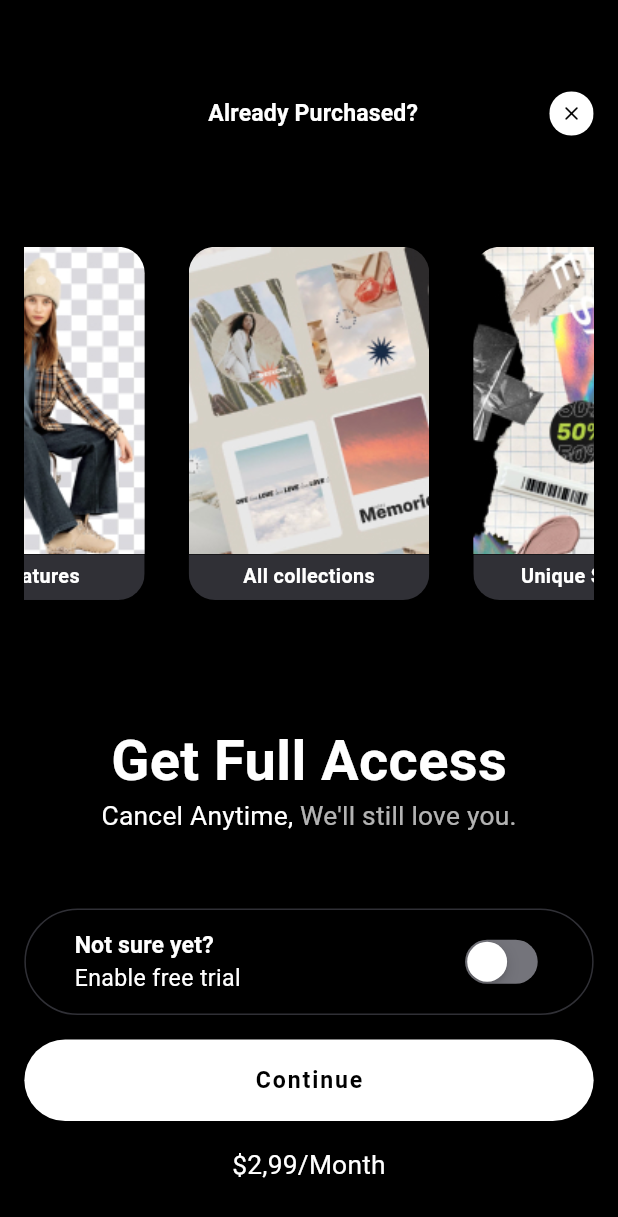
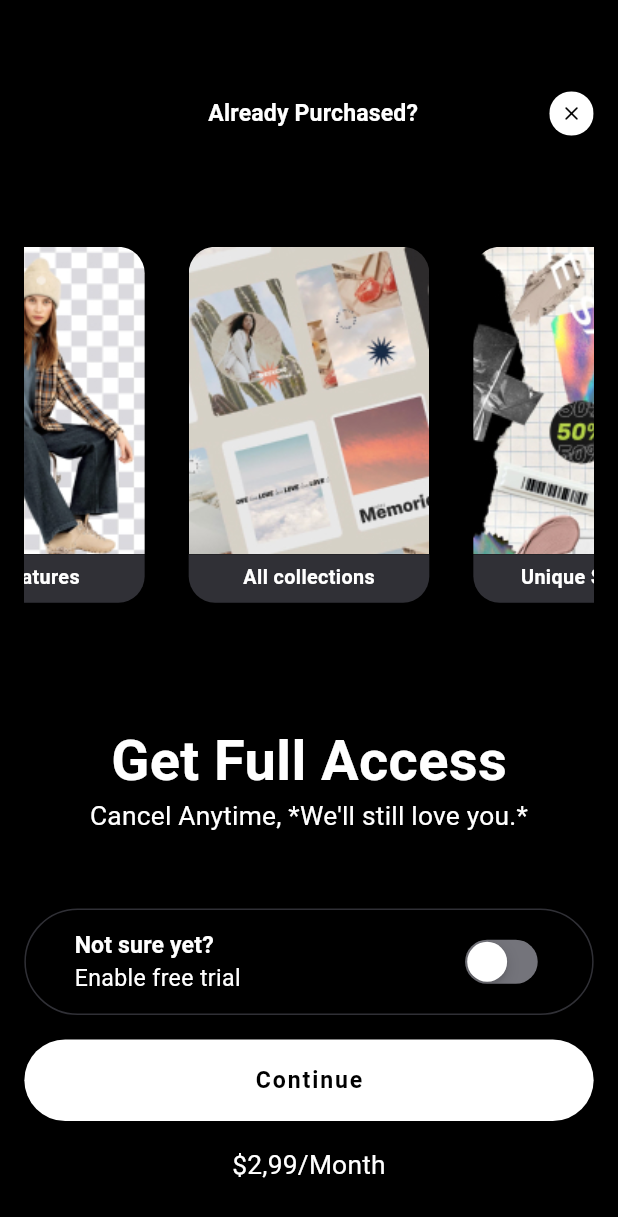
Before and after one commit to FrogMustang/flutter_demo_apps, a Flutter app: the screen it shows after launch, after a tap on "Clay", on a phone screen of 412 x 824 dp. Shown: the top 1217 px of the screen. Run offline on Flutter 3.47's test engine with Material 3 defaults, Android fonts, the phone set to English and light mode, and no system bars; drawn by our look-alikes of auto_size_text, carousel_slider, easy_rich_text; our stand-ins replace cached_network_image, equatable, flutter_screenutil, flutter_sticky_header, fluttertoast; network calls fail; Roboto replaces fonts that are missing (.Roboto).

```diff
--- a/lib/main.dart
+++ b/lib/main.dart
@@ -79,7 +79,7 @@ class MyApp extends StatelessWidget {
           builder: (context, widget) {
             return MediaQuery(
               data: MediaQuery.of(context).copyWith(
-                textScaleFactor: 1.0,
+                textScaler: const TextScaler.linear(1.0),
               ),
               child: widget!,
             );
--- a/lib/repository/museum_repository.dart
+++ b/lib/repository/museum_repository.dart
@@ -50,7 +50,7 @@ class MuseumRepository {
 
     /// if something fails
     if (response.statusCode != 200) {
-      debugPrint("REASON PHRASE: " + response.reasonPhrase!);
+      debugPrint("REASON PHRASE: ${response.reasonPhrase!}");
 
       /// if something fails, throw it up the chain
       /// and handle it in the UI code where the first call is made
--- a/lib/screens/infinite_scroll_screen.dart
+++ b/lib/screens/infinite_scroll_screen.dart
@@ -1,11 +1,13 @@
+import 'package:auto_size_text/auto_size_text.dart';
 import 'package:carousel_slider/carousel_slider.dart';
+import 'package:easy_rich_text/easy_rich_text.dart';
 import 'package:flutter/cupertino.dart';
 import 'package:flutter/material.dart';
 import 'package:flutter_demo_apps/utils/Utils.dart';
 import 'package:flutter_screenutil/flutter_screenutil.dart';
 
 class InfiniteScrollScreen extends StatefulWidget {
-  const InfiniteScrollScreen({Key? key}) : super(key: key);
+  const InfiniteScrollScreen({super.key});
 
   @override
   State<InfiniteScrollScreen> createState() => _InfiniteScrollScreenState();
@@ -162,19 +164,23 @@ class _InfiniteScrollScreenState extends State<InfiniteScrollScreen> {
           ),
 
           /// SLIDE TITLE
-          ClipRRect(
+          Expanded(
+            child: Container(
+              width: 162.w,
+              decoration: BoxDecoration(
+                color: const Color.fromRGBO(48, 48, 54, 1),
                 borderRadius: BorderRadius.only(
                   bottomLeft: Radius.circular(16.sp),
                   bottomRight: Radius.circular(16.sp),
                 ),
-            child: Container(
-              height: 30.h,
-              width: 162.w,
-              color: const Color.fromRGBO(48, 48, 54, 1),
+              ),
+              child: Expanded(
                 child: Center(
-                child: Text(
+                  child: AutoSizeText(
                     slide.title,
                     style: Theme.of(context).textTheme.bodySmall,
+                    minFontSize: 8,
+                  ),
                 ),
               ),
             ),
@@ -193,22 +199,30 @@ class _InfiniteScrollScreenState extends State<InfiniteScrollScreen> {
           style: Theme.of(context).textTheme.headlineMedium,
         ),
 
-        /// CALL TO ACTION SUBTITLE
-        Text.rich(
-          TextSpan(
-            children: [
-              TextSpan(
-                text: "Cancel Anytime, ",
-                style: Theme.of(context).textTheme.titleMedium,
-              ),
-              TextSpan(
-                text: "We'll still love you.",
+        EasyRichText(
+          "Cancel Anytime, *We'll still love you.*",
+          defaultStyle: Theme.of(context).textTheme.titleMedium,
+          textAlign: TextAlign.center,
+          maxLines: 2,
+          overflow: TextOverflow.ellipsis,
+          patternList: [
+            EasyRichTextPattern(
+              // matches anything that is between *
+              // (e.g. This is *matched* but this is not)
+              targetString: '(\\*)(.*?)(\\*)',
+              matchBuilder: (
+                BuildContext context,
+                RegExpMatch? match,
+              ) {
+                return TextSpan(
+                  text: match?[0]?.replaceAll('*', ''),
                   style: Theme.of(context).textTheme.titleMedium?.copyWith(
                         color: Colors.white.withOpacity(0.7),
                       ),
+                );
+              },
             ),
           ],
-          ),
         ),
       ],
     );
@@ -230,14 +244,20 @@ class _InfiniteScrollScreenState extends State<InfiniteScrollScreen> {
             mainAxisAlignment: MainAxisAlignment.center,
             crossAxisAlignment: CrossAxisAlignment.start,
             children: [
-              Text(
+              Flexible(
+                child: AutoSizeText(
                   _switchValue ? "Free Trial Enabled" : "Not sure yet?",
                   style: Theme.of(context).textTheme.titleSmall,
+                  maxLines: 1,
+                ),
               ),
               !_switchValue
-                  ? Text(
+                  ? Flexible(
+                      child: AutoSizeText(
                         "Enable free trial",
                         style: Theme.of(context).textTheme.bodyMedium,
+                        maxLines: 1,
+                      ),
                     )
                   : const SizedBox(),
             ],
```
Also changed, not shown: pubspec.yaml (+9 -7 lines), pubspec.lock, 10 other files. Lines whose indentation alone changed are shown as unchanged.
